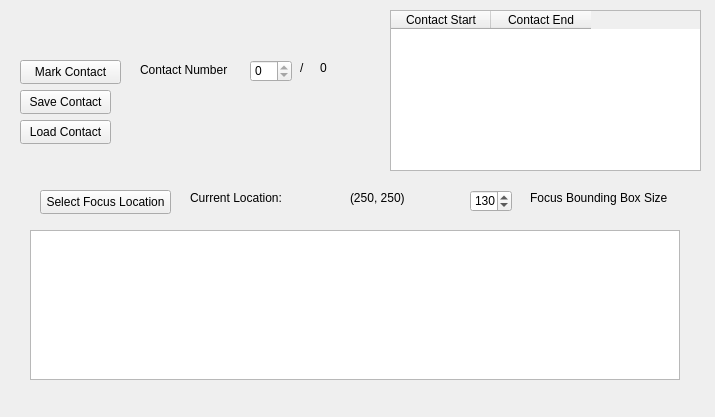
Qt form src/WhiskerToolbox/Whisker_Widget/contact_widget.ui (paulmthompson/WhiskerToolbox) before a commit.
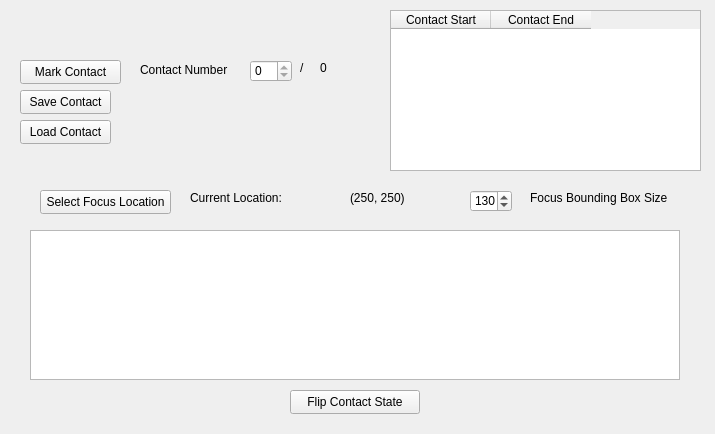
The same form after that commit.

Commit message: replots the colors after changing contact type

Patch:
```diff
--- a/src/WhiskerToolbox/Whisker_Widget/contact_widget.ui
+++ b/src/WhiskerToolbox/Whisker_Widget/contact_widget.ui
@@ -7,7 +7,7 @@
     <x>0</x>
     <y>0</y>
     <width>715</width>
-    <height>417</height>
+    <height>434</height>
    </rect>
   </property>
   <property name="windowTitle">
@@ -208,6 +208,19 @@
     <string>0</string>
    </property>
   </widget>
+  <widget class="QPushButton" name="flip_contact_button">
+   <property name="geometry">
+    <rect>
+     <x>290</x>
+     <y>390</y>
+     <width>130</width>
+     <height>24</height>
+    </rect>
+   </property>
+   <property name="text">
+    <string>Flip Contact State</string>
+   </property>
+  </widget>
  </widget>
  <resources/>
  <connections/>
```
The commit also changes 2 other files.
